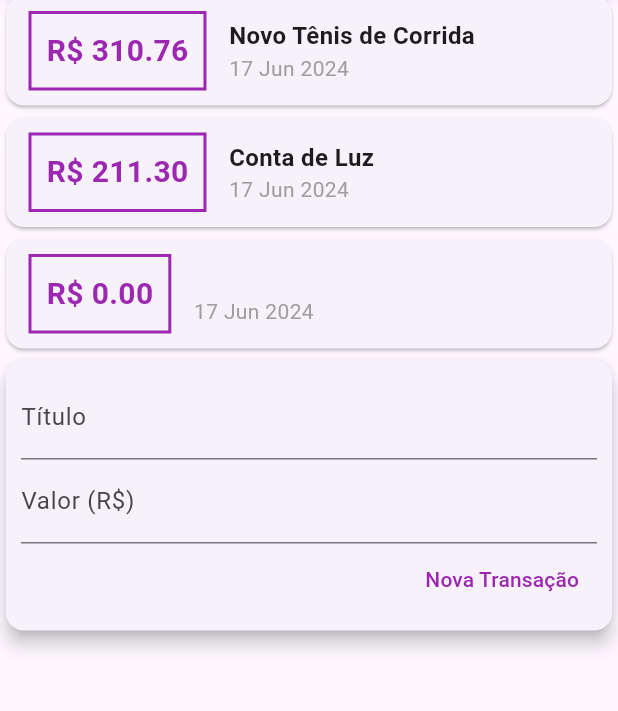
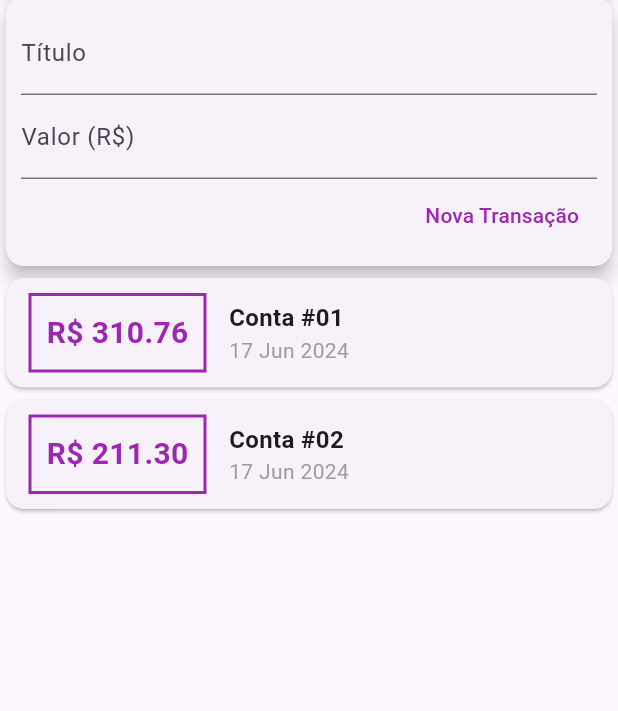
Before and after one commit to Gabriel02ps/flutter-expenses, a Flutter app: the screen it shows after launch, after a tap on "Nova Transação", on a phone screen of 412 x 824 dp, the part 136-847 px from its top. Run offline on Flutter 3.47's test engine with Material 3 defaults, Android fonts, the phone set to English and light mode, and no system bars.

Commit message:
scroll, list view e keyboardType

```diff
--- a/lib/components/transaction_form.dart
+++ b/lib/components/transaction_form.dart
@@ -7,6 +7,17 @@ class TransactionForm extends StatelessWidget {
   final void Function(String, double) onSubmit;
 
   TransactionForm(this.onSubmit, {super.key});
+
+  _submitForm() {
+    final title = titleController.text;
+    final value = double.tryParse(valueController.text) ?? 0.0;
+
+    if (title.isEmpty || value <= 0) {
+      return;
+    }
+
+    onSubmit(title, value);
+  }
 
   @override
   Widget build(BuildContext context) {
@@ -18,11 +29,15 @@ class TransactionForm extends StatelessWidget {
           children: [
             TextField(
               controller: titleController,
+              onSubmitted: (_) => _submitForm(),
               decoration: const InputDecoration(
                 labelText: 'Título',
               ),
             ),
             TextField(
+              keyboardType:
+                  const TextInputType.numberWithOptions(decimal: true),
+              onSubmitted: (_) => _submitForm(),
               controller: valueController,
               decoration: const InputDecoration(
                 labelText: 'Valor (R\$)',
@@ -32,17 +47,13 @@ class TransactionForm extends StatelessWidget {
               mainAxisAlignment: MainAxisAlignment.end,
               children: <Widget>[
                 TextButton(
+                  onPressed: _submitForm,
                   child: const Text(
                     'Nova Transação',
                     style: TextStyle(
                       color: Colors.purple,
                     ),
                   ),
-                  onPressed: () {
-                    final title = titleController.text;
-                    final value = double.tryParse(valueController.text) ?? 0.0;
-                    onSubmit(title, value);
-                  },
                 )
               ],
             ),
--- a/lib/components/transaction_list.dart
+++ b/lib/components/transaction_list.dart
@@ -5,12 +5,16 @@ import 'package:intl/intl.dart';
 class TransactionList extends StatelessWidget {
   final List<Transaction> transactions;
 
-  const TransactionList(this.transactions, {Key? key}) : super(key: key);
+  const TransactionList(this.transactions, {super.key});
 
   @override
   Widget build(BuildContext context) {
-    return Column(
-      children: transactions.map((tr) {
+    return SizedBox(
+        height: 300,
+        child: ListView.builder(
+            itemCount: transactions.length,
+            itemBuilder: (ctx, index) {
+              final tr = transactions[index];
               return Card(
                 child: Row(
                   children: [
@@ -56,7 +60,6 @@ class TransactionList extends StatelessWidget {
                   ],
                 ),
               );
-      }).toList(),
-    );
+            }));
   }
 }
--- a/lib/components/transaction_user.dart
+++ b/lib/components/transaction_user.dart
@@ -17,13 +17,13 @@ class _TransactionUserState extends State<TransactionUser> {
   final _transactions = [
     Transaction(
       id: 't1',
-      title: 'Novo Tênis de Corrida',
+      title: 'Conta #01',
       value: 310.76,
       date: DateTime.now(),
     ),
     Transaction(
       id: 't2',
-      title: 'Conta de Luz',
+      title: 'Conta #02',
       value: 211.30,
       date: DateTime.now(),
     ),
@@ -46,8 +46,8 @@ class _TransactionUserState extends State<TransactionUser> {
   Widget build(BuildContext context) {
     return Column(
       children: <Widget>[
+        TransactionForm(_addTransaction),
         TransactionList(_transactions),
-        TransactionForm(_addTransaction),
       ],
     );
   }
--- a/lib/main.dart
+++ b/lib/main.dart
@@ -20,7 +20,8 @@ class MyHomePage extends StatelessWidget {
       appBar: AppBar(
         title: const Text('Despesas Pessoais'),
       ),
-      body: const Column(
+      body: const SingleChildScrollView(
+        child: Column(
           crossAxisAlignment: CrossAxisAlignment.stretch,
           children: [
             SizedBox(
@@ -33,6 +34,7 @@ class MyHomePage extends StatelessWidget {
             TransactionUser(),
           ],
         ),
+      ),
     );
   }
 }
```
Lines whose indentation alone changed are shown as unchanged.
